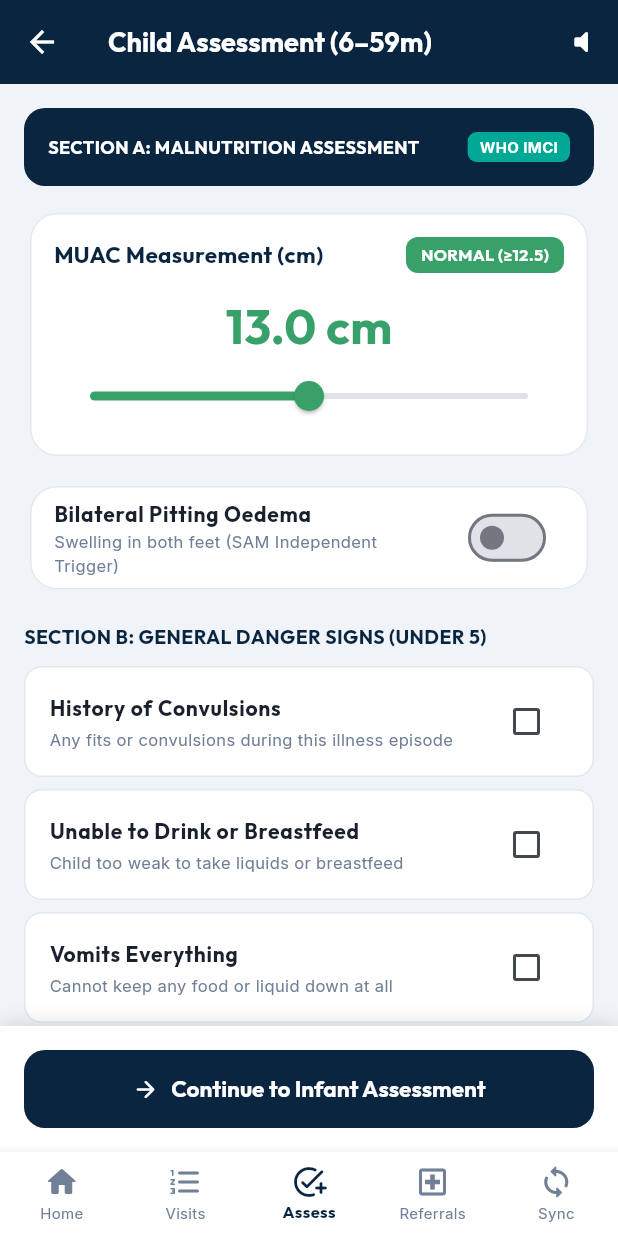
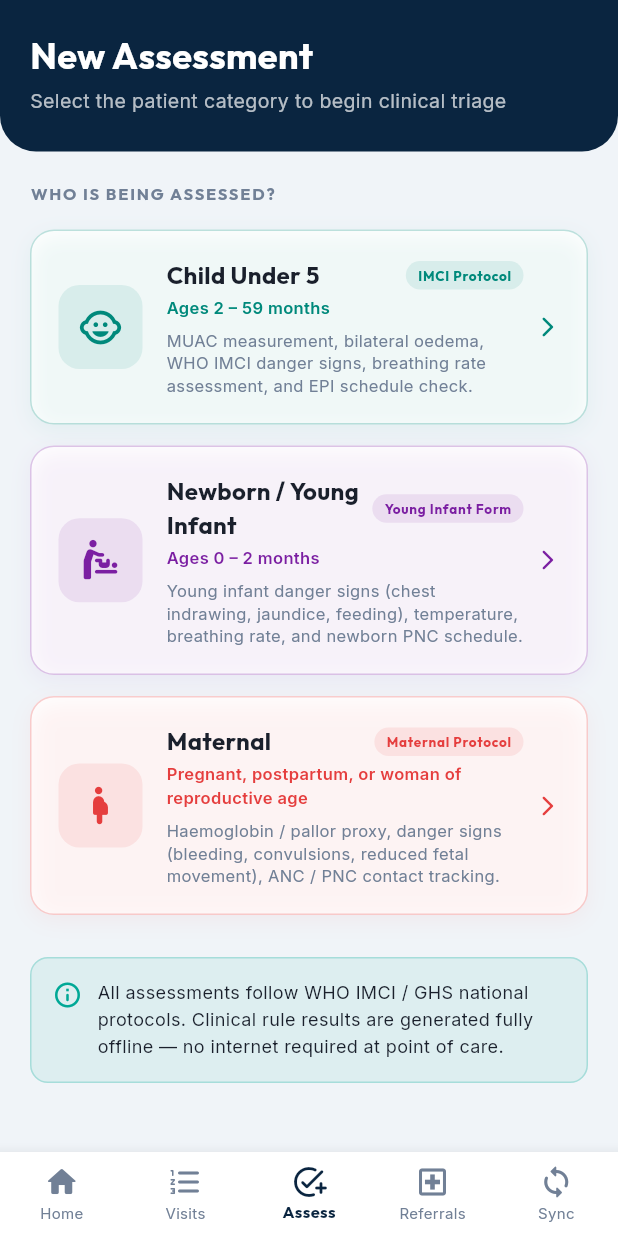
Before and after one commit to Piousbwoy/CareBridge-AI, a Flutter app: the MainNavigationShell screen opened directly with empty values, item 3 of the bottom bar chosen, on a phone screen of 412 x 824 dp. Run offline on Flutter 3.47's test engine with Material 3 defaults, Android fonts, the phone set to English and light mode, and no system bars; our stand-ins replace audioplayers, drift, flutter_secure_storage, google_fonts; accounts and stored records are empty.

Commit message:
feat: assess category picker (Maternal/Newborn/Child U5), fix isYoungInfant, MUAC history, dashboard refresh + live backend status

```diff
--- a/app/lib/main.dart
+++ b/app/lib/main.dart
@@ -27,6 +27,7 @@ import 'presentation/screens/screen_17_local_nutrition.dart';
 import 'presentation/screens/screen_18_ai_care_recommendations.dart';
 import 'presentation/screens/screen_19_sync_status.dart';
 import 'presentation/screens/screen_web_only_notice.dart';
+import 'presentation/screens/screen_assess_category_picker.dart';
 
 void main() async {
   WidgetsFlutterBinding.ensureInitialized();
@@ -170,6 +171,9 @@ class _MainNavigationShellState extends State<MainNavigationShell> {
   ClinicalRuleResult? _activeRuleResult;
   TrendResult? _activeTrendResult;
 
+  // Tracks which category was picked so routing is correct after each form
+  PersonCategory _assessmentCategory = PersonCategory.childUnder5;
+
   // Services
   final _syncQueue = SyncQueueService();
   final _overrideLog = OverrideAuditLog();
@@ -193,7 +197,7 @@ class _MainNavigationShellState extends State<MainNavigationShell> {
       lethargicOrUnconscious: _childDanger['lethargicOrUnconscious'] ?? false,
       severePalmarPallor: _childDanger['severePalmarPallor'] ?? false,
       stiffNeck: _childDanger['stiffNeck'] ?? false,
-      isYoungInfant: true,
+      isYoungInfant: (_selectedMember?.ageMonths ?? 99) < 2,
       breathingRate: _rr,
       bodyTemp: _temp,
       severeChestIndrawing: _infantDanger['severeChestIndrawing'] ?? false,
@@ -216,7 +220,8 @@ class _MainNavigationShellState extends State<MainNavigationShell> {
     final ruleRes = IMCIRulesEngine.evaluate(input);
 
     // Layer 2: TFLite trend classifier — runs in background isolate, never blocks UI
-    final history = MockRepository().getHistoricalMUAC(_selectedMember?.id ?? 'M-3');
+    final memberId = _selectedMember?.id ?? _selectedHousehold?.id ?? 'M-UNKNOWN';
+    final history = MockRepository().getHistoricalMUAC(memberId);
     final trendRes = await MUACTrendClassifier.analyzeTrend(history);
 
     _syncQueue.enqueueAssessment(
@@ -266,9 +271,9 @@ class _MainNavigationShellState extends State<MainNavigationShell> {
             _selectedTabIndex = index;
             // Reset Visits sub-view when leaving/returning to Visits tab
             if (index == 1) _showingHouseholdDetails = false;
-            // Start assessment at step 1 if Assess tab tapped fresh
-            if (index == 2 && _assessmentStep == 0) {
-              _assessmentStep = 1;
+            // Always show category picker when Assess tab is tapped fresh
+            if (index == 2) {
+              _assessmentStep = 0;
               _activeVisitContext = null;
             }
           });
@@ -501,8 +506,9 @@ class _MainNavigationShellState extends State<MainNavigationShell> {
             (m) => m.id == visit.memberId,
             orElse: () => MockRepository().members.first,
           );
+          _assessmentCategory = _stageToCategory(visit.lifecycleStage);
           _assessmentStep = _stageToStartStep(visit.lifecycleStage);
-          _selectedTabIndex = 2; // Switch to Assess tab so screens render
+          _selectedTabIndex = 2;
         }),
       );
     }
@@ -511,18 +517,30 @@ class _MainNavigationShellState extends State<MainNavigationShell> {
       onStartMemberAssessment: (member) => setState(() {
         _selectedMember = member;
         _activeVisitContext = null;
+        _assessmentCategory = member.category;
         _assessmentStep = _categoryToStartStep(member.category);
-        _selectedTabIndex = 2; // Switch to Assess tab
+        _selectedTabIndex = 2;
         _showingHouseholdDetails = false;
       }),
       onAddNewPerson: (category) => setState(() {
         _activeVisitContext = null;
+        _assessmentCategory = category;
         _assessmentStep = _categoryToStartStep(category);
-        _selectedTabIndex = 2; // Switch to Assess tab
+        _selectedTabIndex = 2;
         _showingHouseholdDetails = false;
       }),
       onBack: () => setState(() => _showingHouseholdDetails = false),
     );
+  }
+
+  PersonCategory _stageToCategory(LifecycleStage stage) {
+    switch (stage) {
+      case LifecycleStage.childUnder5: return PersonCategory.childUnder5;
+      case LifecycleStage.newborn: return PersonCategory.newbornYoungInfant;
+      case LifecycleStage.postpartum:
+      case LifecycleStage.pregnant:
+      case LifecycleStage.womanReproductiveAge: return PersonCategory.mother;
+    }
   }
 
   int _stageToStartStep(LifecycleStage stage) {
@@ -562,19 +580,34 @@ class _MainNavigationShellState extends State<MainNavigationShell> {
   Widget _buildAssessmentTabFlow() {
     switch (_assessmentStep) {
       case 0:
+        // Category picker — shown when Assess tab is tapped fresh
+        return AssessCategoryPickerScreen(
+          onCategorySelected: (category) => setState(() {
+            _selectedMember = null;
+            _activeVisitContext = null;
+            _assessmentCategory = category;
+            _assessmentStep = _categoryToStartStep(category);
+          }),
+        );
       case 1:
         return ChildAssessmentScreen(
           visitContext: _activeVisitContext,
-          onNext: (muac, oedema, dangerSigns) => setState(() {
-            _muac = muac; _oedema = oedema; _childDanger = dangerSigns; _assessmentStep = 2;
-          }),
+          onNext: (muac, oedema, dangerSigns) {
+            setState(() { _muac = muac; _oedema = oedema; _childDanger = dangerSigns; });
+            _runAIEngine(); // async — updates _assessmentStep to 4 on completion
+          },
         );
       case 2:
         return YoungInfantAssessmentScreen(
           visitContext: _activeVisitContext,
-          onNext: (rr, temp, infantSigns) => setState(() {
-            _rr = rr; _temp = temp; _infantDanger = infantSigns; _assessmentStep = 3;
-          }),
+          onNext: (rr, temp, infantSigns) {
+            setState(() { _rr = rr; _temp = temp; _infantDanger = infantSigns; });
+            if (_assessmentCategory == PersonCategory.newbornYoungInfant) {
+              _runAIEngine(); // async — skips maternal, routes to AI result
+            } else {
+              setState(() => _assessmentStep = 3);
+            }
+          },
         );
       case 3:
         return MaternalAssessmentScreen(
--- /dev/null
+++ b/app/lib/presentation/screens/screen_assess_category_picker.dart
@@ -0,0 +1,268 @@
+import 'package:flutter/material.dart';
+import 'package:google_fonts/google_fonts.dart';
+import '../../core/theme.dart';
+import '../../domain/models/clinical_models.dart';
+
+/// Screen that appears when the user taps the Assess tab without a
+/// pre-loaded visit context.  Lets the CHW choose which patient category
+/// to assess: Child Under 5, Newborn / Young Infant, or Maternal.
+class AssessCategoryPickerScreen extends StatelessWidget {
+  /// Called with the chosen category so the parent shell can route
+  /// to the correct assessment form.
+  final void Function(PersonCategory category) onCategorySelected;
+
+  const AssessCategoryPickerScreen({super.key, required this.onCategorySelected});
+
+  @override
+  Widget build(BuildContext context) {
+    return Scaffold(
+      backgroundColor: AppTheme.backgroundLight,
+      body: SafeArea(
+        child: Column(
+          crossAxisAlignment: CrossAxisAlignment.start,
+          children: [
+            // ── Header ─────────────────────────────────────────────────────────
+            Container(
+              width: double.infinity,
+              padding: const EdgeInsets.fromLTRB(20, 20, 20, 24),
+              decoration: BoxDecoration(
+                color: AppTheme.primaryNavy,
+                borderRadius: const BorderRadius.vertical(bottom: Radius.circular(24)),
+              ),
+              child: Column(
+                crossAxisAlignment: CrossAxisAlignment.start,
+                children: [
+                  Text(
+                    'New Assessment',
+                    style: GoogleFonts.outfit(
+                      fontSize: 24,
+                      fontWeight: FontWeight.bold,
+                      color: Colors.white,
+                    ),
+                  ),
+                  const SizedBox(height: 4),
+                  Text(
+                    'Select the patient category to begin clinical triage',
+                    style: GoogleFonts.inter(fontSize: 13, color: Colors.white70),
+                  ),
+                ],
+              ),
+            ),
+
+            Expanded(
+              child: SingleChildScrollView(
+                padding: const EdgeInsets.all(20),
+                child: Column(
+                  crossAxisAlignment: CrossAxisAlignment.start,
+                  children: [
+                    Text(
+                      'WHO IS BEING ASSESSED?',
+                      style: GoogleFonts.outfit(
+                        fontSize: 11,
+                        fontWeight: FontWeight.bold,
+                        color: AppTheme.textMedium,
+                        letterSpacing: 1.2,
+                      ),
+                    ),
+                    const SizedBox(height: 16),
+
+                    _CategoryCard(
+                      icon: Icons.child_care_rounded,
+                      color: const Color(0xFF00897B),
+                      label: 'Child Under 5',
+                      sublabel: 'Ages 2 – 59 months',
+                      description:
+                          'MUAC measurement, bilateral oedema, WHO IMCI danger signs, '
+                          'breathing rate assessment, and EPI schedule check.',
+                      badge: 'IMCI Protocol',
+                      badgeColor: const Color(0xFF00897B),
+                      onTap: () => onCategorySelected(PersonCategory.childUnder5),
+                    ),
+                    const SizedBox(height: 14),
+
+                    _CategoryCard(
+                      icon: Icons.baby_changing_station_rounded,
+                      color: const Color(0xFF7B1FA2),
+                      label: 'Newborn / Young Infant',
+                      sublabel: 'Ages 0 – 2 months',
+                      description:
+                          'Young infant danger signs (chest indrawing, jaundice, feeding), '
+                          'temperature, breathing rate, and newborn PNC schedule.',
+                      badge: 'Young Infant Form',
+                      badgeColor: const Color(0xFF7B1FA2),
+                      onTap: () => onCategorySelected(PersonCategory.newbornYoungInfant),
+                    ),
+                    const SizedBox(height: 14),
+
+                    _CategoryCard(
+                      icon: Icons.pregnant_woman_rounded,
+                      color: AppTheme.urgentRed,
+                      label: 'Maternal',
+                      sublabel: 'Pregnant, postpartum, or woman of reproductive age',
+                      description:
+                          'Haemoglobin / pallor proxy, danger signs (bleeding, convulsions, '
+                          'reduced fetal movement), ANC / PNC contact tracking.',
+                      badge: 'Maternal Protocol',
+                      badgeColor: AppTheme.urgentRed,
+                      onTap: () => onCategorySelected(PersonCategory.mother),
+                    ),
+
+                    const SizedBox(height: 28),
+
+                    // WHO guideline note
+                    Container(
+                      padding: const EdgeInsets.all(14),
+                      decoration: BoxDecoration(
+                        color: AppTheme.accentTeal.withValues(alpha: 0.08),
+                        borderRadius: BorderRadius.circular(12),
+                        border: Border.all(color: AppTheme.accentTeal.withValues(alpha: 0.25)),
+                      ),
+                      child: Row(
+                        crossAxisAlignment: CrossAxisAlignment.start,
+                        children: [
+                          Icon(Icons.info_outline_rounded, color: AppTheme.accentTeal, size: 20),
+                          const SizedBox(width: 10),
+                          Expanded(
+                            child: Text(
+                              'All assessments follow WHO IMCI / GHS national protocols. '
+                              'Clinical rule results are generated fully offline — no internet required at point of care.',
+                              style: GoogleFonts.inter(fontSize: 12, color: AppTheme.textDark, height: 1.5),
+                            ),
+                          ),
+                        ],
+                      ),
+                    ),
+                  ],
+                ),
+              ),
+            ),
+          ],
+        ),
+      ),
+    );
+  }
+}
+
+// ── Private reusable card widget ───────────────────────────────────────────────
+
+class _CategoryCard extends StatelessWidget {
+  final IconData icon;
+  final Color color;
+  final String label;
+  final String sublabel;
+  final String description;
+  final String badge;
+  final Color badgeColor;
+  final VoidCallback onTap;
+
+  const _CategoryCard({
+    required this.icon,
+    required this.color,
+    required this.label,
+    required this.sublabel,
+    required this.description,
+    required this.badge,
+    required this.badgeColor,
+    required this.onTap,
+  });
+
+  @override
+  Widget build(BuildContext context) {
+    return Material(
+      color: Colors.white,
+      borderRadius: BorderRadius.circular(16),
+      elevation: 0,
+      child: InkWell(
+        borderRadius: BorderRadius.circular(16),
+        onTap: onTap,
+        child: Container(
+          decoration: BoxDecoration(
+            borderRadius: BorderRadius.circular(16),
+            border: Border.all(color: color.withValues(alpha: 0.25)),
+            boxShadow: [
+              BoxShadow(
+                color: color.withValues(alpha: 0.06),
+                blurRadius: 12,
+                offset: const Offset(0, 4),
+              ),
+            ],
+          ),
+          padding: const EdgeInsets.all(18),
+          child: Row(
+            children: [
+              // Icon circle
+              Container(
+                width: 56,
+                height: 56,
+                decoration: BoxDecoration(
+                  color: color.withValues(alpha: 0.10),
+                  borderRadius: BorderRadius.circular(14),
+                ),
+                child: Icon(icon, color: color, size: 30),
+              ),
+              const SizedBox(width: 16),
+              // Text
+              Expanded(
+                child: Column(
+                  crossAxisAlignment: CrossAxisAlignment.start,
+                  children: [
+                    Row(
+                      children: [
+                        Expanded(
+                          child: Text(
+                            label,
+                            style: GoogleFonts.outfit(
+                              fontSize: 16,
+                              fontWeight: FontWeight.bold,
+                              color: AppTheme.textDark,
+                            ),
+                          ),
+                        ),
+                        Container(
+                          padding: const EdgeInsets.symmetric(horizontal: 8, vertical: 3),
+                          decoration: BoxDecoration(
+                            color: badgeColor.withValues(alpha: 0.10),
+                            borderRadius: BorderRadius.circular(20),
+                          ),
+                          child: Text(
+                            badge,
+                            style: GoogleFonts.outfit(
+                              fontSize: 9,
+                              fontWeight: FontWeight.bold,
+                              color: badgeColor,
+                              letterSpacing: 0.5,
+                            ),
+                          ),
+                        ),
+                      ],
+                    ),
+                    const SizedBox(height: 2),
+                    Text(
+                      sublabel,
+                      style: GoogleFonts.inter(
+                        fontSize: 11,
+                        color: color,
+                        fontWeight: FontWeight.w600,
+                      ),
+                    ),
+                    const SizedBox(height: 6),
+                    Text(
+                      description,
+                      style: GoogleFonts.inter(
+                        fontSize: 11,
+                        color: AppTheme.textMedium,
+                        height: 1.4,
+                      ),
+                    ),
+                  ],
+                ),
+              ),
+              const SizedBox(width: 8),
+              Icon(Icons.arrow_forward_ios_rounded, size: 16, color: color),
+            ],
+          ),
+        ),
+      ),
+    );
+  }
+}
```
Also changed, not shown: 1 other file.
